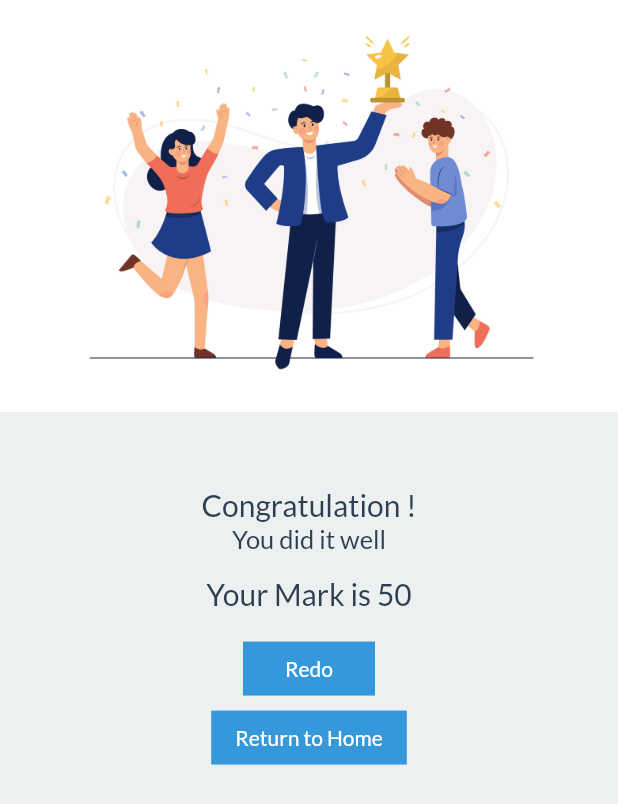
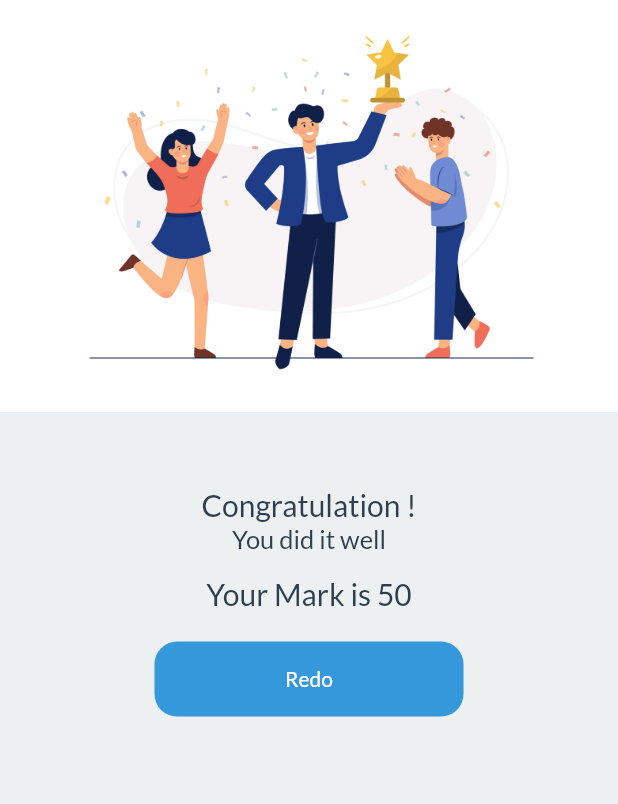
Before and after one commit to CODASL/Quiz_app_fcourse, a Flutter app: the FinishPage widget shown alone on an empty page, opened directly, on a phone screen of 412 x 824 dp. Shown: the top 804 px of the screen. Run offline on Flutter 3.47's test engine with Material 2 defaults, Android fonts, the phone set to English and light mode, and no system bars; our stand-ins replace animated_splash_screen, curved_navigation_bar, google_fonts.

Commit message:
added func to redo btn and added quiz number

```diff
--- a/lib/Screens/Quiz Page/quiz_page.dart
+++ b/lib/Screens/Quiz Page/quiz_page.dart
@@ -47,6 +47,7 @@ class QuizPage extends StatelessWidget {
                     ),
                     Question(
                       quiz: tileItem.quizList[quizData.quizIndex].quiz,
+                      quizNo: (quizData.quizIndex+1).toString(),
                     ),
                     const SizedBox(
                       height: 20,
--- a/lib/Widgets/QuizPage/finish_page.dart
+++ b/lib/Widgets/QuizPage/finish_page.dart
@@ -1,6 +1,8 @@
 import 'package:flutter/material.dart';
+import 'package:provider/provider.dart';
 import 'package:quiz_app/Constants/images.dart';
 import 'package:quiz_app/Models/screensize.dart';
+import 'package:quiz_app/Providers/rad_btn.dart';
 import 'package:quiz_app/Widgets/common/custom_button.dart';
 import 'package:quiz_app/Widgets/common/custom_text.dart';
 
@@ -11,6 +13,8 @@ class FinishPage extends StatelessWidget {
   Widget build(BuildContext context) {
     int mark = 50;
 
+    return Consumer<RadBtn>(
+      builder: (context, rad, child) {
         return SizedBox(
           height: ScreenSize.height,
           width: ScreenSize.width,
@@ -20,22 +24,40 @@ class FinishPage extends StatelessWidget {
               const SizedBox(
                 height: 50,
               ),
-          const CustomText(text: "Congratulation !",fontSize: 20,),
-          const CustomText(text: "You did it well",fontSize: 17,),
+              const CustomText(
+                text: "Congratulation !",
+                fontSize: 20,
+              ),
+              const CustomText(
+                text: "You did it well",
+                fontSize: 17,
+              ),
               const SizedBox(
                 height: 15,
               ),
-          CustomText(text: "Your Mark is $mark" , fontSize: 20,),
+              CustomText(
+                text: "Your Mark is $mark",
+                fontSize: 20,
+              ),
               const SizedBox(
                 height: 20,
               ),
-          const CustomButton(text: "Redo"),
+              CustomButton(
+                text: "Redo",
+                minWidth: ScreenSize.width! * 0.5,
+                height: 50,
+                radius: 15,
+                ontap: () {
+                  rad.onBack();
+                },
+              ),
               const SizedBox(
                 height: 10,
               ),
-          const CustomButton(text: "Return to Home"),
             ],
           ),
         );
+      },
+    );
   }
 }
--- a/lib/Widgets/QuizPage/question.dart
+++ b/lib/Widgets/QuizPage/question.dart
@@ -5,7 +5,8 @@ import 'package:quiz_app/Widgets/common/custom_text.dart';
 
 class Question extends StatelessWidget {
   final String quiz;
-  const Question({Key? key, required this.quiz}) : super(key: key);
+  final String quizNo;
+  const Question({Key? key, required this.quiz, required this.quizNo}) : super(key: key);
 
   @override
   Widget build(BuildContext context) {
@@ -14,7 +15,7 @@ class Question extends StatelessWidget {
       color: kWhite,
       width: ScreenSize.width,
       child: CustomText(
-        text: quiz,
+        text: quizNo + ".  " + quiz,
         fontSize: 22,
       ),
     );
```
Lines whose indentation alone changed are shown as unchanged.
